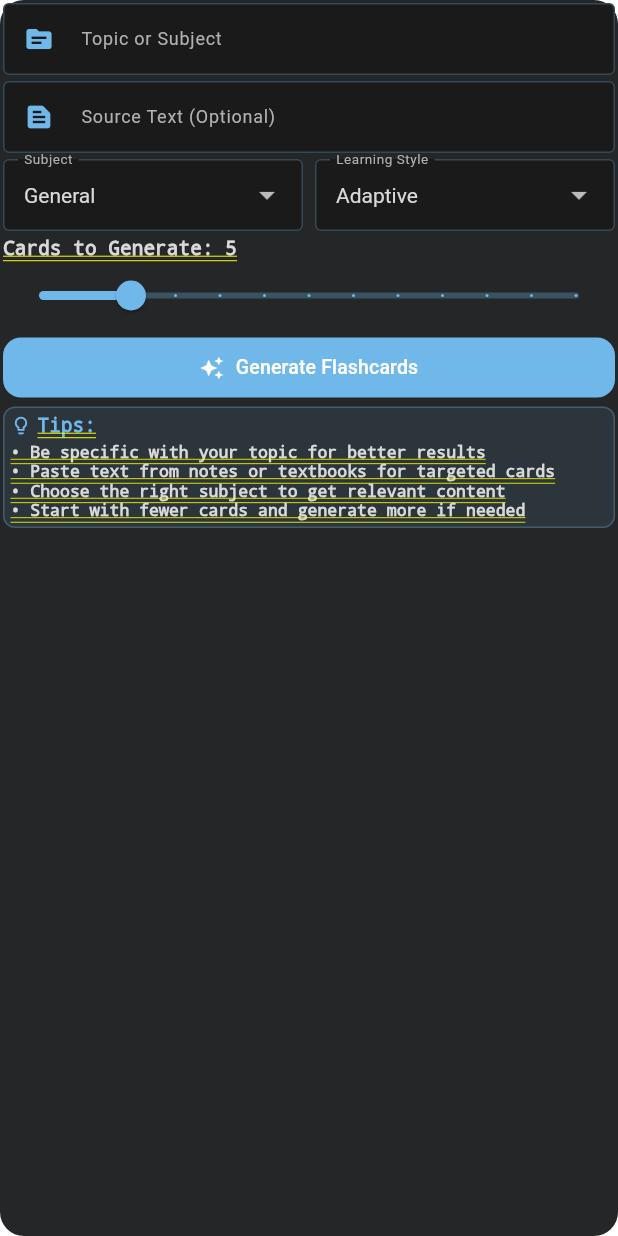
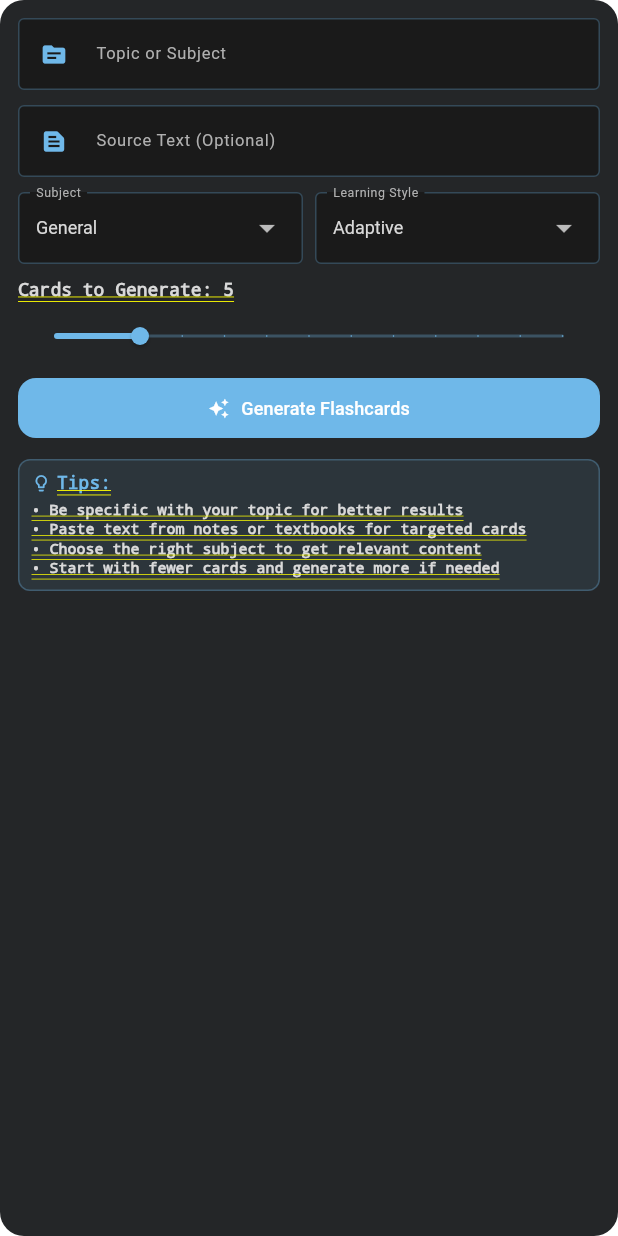
Before and after one commit to Cos229-239/2025_09_Team2, a Flutter app: the AIFlashcardGenerator screen opened directly, on a phone screen of 412 x 824 dp. Run offline on Flutter 3.47's test engine with Material 3 defaults, Android fonts, the phone set to English and light mode, and no system bars; our stand-ins replace cached_network_image, cloud_firestore, emoji_picker_flutter, file_picker, firebase_analytics, firebase_auth and 12 more; missing offline and left inert: flutter_quill, flutter_webrtc; accounts and stored records are empty.

Commit message:
Overloaded pixels fixed in AI flashcard generator

```diff
--- a/lib/screens/learning_screen.dart
+++ b/lib/screens/learning_screen.dart
@@ -1806,7 +1806,7 @@ class _LearningScreenState extends State<LearningScreen>
               children: [
                 // Header
                 Container(
-                  padding: const EdgeInsets.all(8),
+                  padding: const EdgeInsets.symmetric(horizontal: 12, vertical: 8),
                   decoration: const BoxDecoration(
                     borderRadius: BorderRadius.only(
                       topLeft: Radius.circular(14),
@@ -1831,7 +1831,7 @@ class _LearningScreenState extends State<LearningScreen>
                           size: 24,
                         ),
                       ),
-                      const SizedBox(width: 16),
+                      const SizedBox(width: 12),
                       const Expanded(
                         child: Column(
                           crossAxisAlignment: CrossAxisAlignment.start,
@@ -1840,7 +1840,7 @@ class _LearningScreenState extends State<LearningScreen>
                               'AI Flashcard Generator',
                               style: TextStyle(
                                 color: Color(0xFFD9D9D9),
-                                fontSize: 18,
+                                fontSize: 16,
                                 fontWeight: FontWeight.bold,
                               ),
                             ),
@@ -1848,7 +1848,7 @@ class _LearningScreenState extends State<LearningScreen>
                               'Create flashcards using AI',
                               style: TextStyle(
                                 color: Color(0xFFD9D9D9),
-                                fontSize: 13,
+                                fontSize: 12,
                               ),
                             ),
                           ],
@@ -1868,7 +1868,7 @@ class _LearningScreenState extends State<LearningScreen>
                 // Content area with AI Flashcard Generator
                 Flexible(
                   child: Container(
-                    padding: const EdgeInsets.fromLTRB(6, 0, 6, 6),
+                    padding: const EdgeInsets.fromLTRB(8, 0, 8, 8),
                     child: const SingleChildScrollView(
                       child: AIFlashcardGenerator(),
                     ),
--- a/lib/widgets/ai/ai_flashcard_generator.dart
+++ b/lib/widgets/ai/ai_flashcard_generator.dart
@@ -406,7 +406,7 @@ class _AIFlashcardGeneratorState extends State<AIFlashcardGenerator>
           ),
           child: SingleChildScrollView(
             child: Padding(
-              padding: const EdgeInsets.all(2.0),
+              padding: const EdgeInsets.all(12.0),
               child: Column(
                 mainAxisSize: MainAxisSize.min,
                 crossAxisAlignment: CrossAxisAlignment.start,
@@ -416,18 +416,18 @@ class _AIFlashcardGeneratorState extends State<AIFlashcardGenerator>
                     controller: _topicController,
                     style: const TextStyle(
                         color: Color(0xFFD9D9D9),
-                        fontSize: 14), // Dashboard text color
+                        fontSize: 13), // Dashboard text color
                     decoration: InputDecoration(
                       labelText: 'Topic or Subject',
                       labelStyle: const TextStyle(
-                          color: Color(0xFFB0B0B0), fontSize: 12),
+                          color: Color(0xFFB0B0B0), fontSize: 11),
                       hintText: 'e.g., Photosynthesis, World War II...',
                       hintStyle: const TextStyle(
-                          color: Color(0xFF808080), fontSize: 12),
+                          color: Color(0xFF808080), fontSize: 11),
                       filled: true,
                       fillColor: const Color(0xFF1A1A1A),
                       contentPadding: const EdgeInsets.symmetric(
-                          horizontal: 10, vertical: 8),
+                          horizontal: 8, vertical: 6),
                       border: OutlineInputBorder(
                         borderSide: BorderSide(
                             color:
@@ -443,10 +443,10 @@ class _AIFlashcardGeneratorState extends State<AIFlashcardGenerator>
                             BorderSide(color: Color(0xFF6FB8E9), width: 2),
                       ),
                       prefixIcon: const Icon(Icons.topic,
-                          color: Color(0xFF6FB8E9), size: 20),
+                          color: Color(0xFF6FB8E9), size: 18),
                     ),
                   ),
-                  const SizedBox(height: 4),
+                  const SizedBox(height: 10),
 
                   // Text input for source material
                   TextField(
@@ -454,18 +454,18 @@ class _AIFlashcardGeneratorState extends State<AIFlashcardGenerator>
                     maxLines: 1,
                     style: const TextStyle(
                         color: Color(0xFFD9D9D9),
-                        fontSize: 14), // Dashboard text color
+                        fontSize: 13), // Dashboard text color
                     decoration: InputDecoration(
                       labelText: 'Source Text (Optional)',
                       labelStyle: const TextStyle(
-                          color: Color(0xFFB0B0B0), fontSize: 12),
+                          color: Color(0xFFB0B0B0), fontSize: 11),
                       hintText: 'Paste notes or material...',
                       hintStyle: const TextStyle(
-                          color: Color(0xFF808080), fontSize: 12),
+                          color: Color(0xFF808080), fontSize: 11),
                       filled: true,
                       fillColor: const Color(0xFF1A1A1A),
                       contentPadding: const EdgeInsets.symmetric(
-                          horizontal: 10, vertical: 8),
+                          horizontal: 8, vertical: 6),
                       border: OutlineInputBorder(
                         borderSide: BorderSide(
                             color:
@@ -481,10 +481,10 @@ class _AIFlashcardGeneratorState extends State<AIFlashcardGenerator>
                             BorderSide(color: Color(0xFF6FB8E9), width: 2),
                       ),
                       prefixIcon: const Icon(Icons.text_snippet,
-                          color: Color(0xFF6FB8E9), size: 20),
+                          color: Color(0xFF6FB8E9), size: 18),
                     ),
                   ),
-                  const SizedBox(height: 4),
+                  const SizedBox(height: 10),
 
                   // Options row
                   Row(
@@ -496,17 +496,17 @@ class _AIFlashcardGeneratorState extends State<AIFlashcardGenerator>
                           initialValue: _selectedSubject,
                           style: const TextStyle(
                               color: Color(0xFFD9D9D9),
-                              fontSize: 14), // Dashboard text color
+                              fontSize: 13), // Dashboard text color
                           dropdownColor: const Color(
                               0xFF242628), // Dashboard container color
                           decoration: InputDecoration(
                             labelText: 'Subject',
                             labelStyle: const TextStyle(
-                                color: Color(0xFFB0B0B0), fontSize: 12),
+                                color: Color(0xFFB0B0B0), fontSize: 11),
                             filled: true,
                             fillColor: const Color(0xFF1A1A1A),
                             contentPadding: const EdgeInsets.symmetric(
-                                horizontal: 10, vertical: 8),
+                                horizontal: 8, vertical: 6),
                             border: OutlineInputBorder(
                               borderSide: BorderSide(
                                   color: const Color(0xFF6FB8E9)
@@ -527,7 +527,7 @@ class _AIFlashcardGeneratorState extends State<AIFlashcardGenerator>
                               value: subject,
                               child: Text(subject,
                                   style: const TextStyle(
-                                      color: Color(0xFFD9D9D9), fontSize: 14)),
+                                      color: Color(0xFFD9D9D9), fontSize: 12)),
                             );
                           }).toList(),
                           onChanged: (value) {
@@ -548,17 +548,17 @@ class _AIFlashcardGeneratorState extends State<AIFlashcardGenerator>
                           initialValue: _selectedLearningStyle,
                           style: const TextStyle(
                               color: Color(0xFFD9D9D9),
-                              fontSize: 14), // Dashboard text color
+                              fontSize: 13), // Dashboard text color
                           dropdownColor: const Color(
                               0xFF242628), // Dashboard container color
                           decoration: InputDecoration(
                             labelText: 'Learning Style',
                             labelStyle: const TextStyle(
-                                color: Color(0xFFB0B0B0), fontSize: 12),
+                                color: Color(0xFFB0B0B0), fontSize: 11),
                             filled: true,
                             fillColor: const Color(0xFF1A1A1A),
                             contentPadding: const EdgeInsets.symmetric(
-                                horizontal: 10, vertical: 8),
+                                horizontal: 8, vertical: 6),
                             border: OutlineInputBorder(
                               borderSide: BorderSide(
                                   color: const Color(0xFF6FB8E9)
@@ -581,7 +581,7 @@ class _AIFlashcardGeneratorState extends State<AIFlashcardGenerator>
                                 style.substring(0, 1).toUpperCase() +
                                     style.substring(1),
                                 style: const TextStyle(
-                                    color: Color(0xFFD9D9D9), fontSize: 14),
+                                    color: Color(0xFFD9D9D9), fontSize: 12),
                               ),
                             );
                           }).toList(),
@@ -596,7 +596,7 @@ class _AIFlashcardGeneratorState extends State<AIFlashcardGenerator>
                       ),
                     ],
                   ),
-                  const SizedBox(height: 4),
+                  const SizedBox(height: 10),
 
                   // Card count slider
                   Column(
@@ -606,10 +606,17 @@ class _AIFlashcardGeneratorState extends State<AIFlashcardGenerator>
                         'Cards to Generate: $_cardCount',
                         style: const TextStyle(
                           color: Color(0xFFD9D9D9),
-                          fontSize: 13,
+                          fontSize: 12,
                         ),
                       ),
-                      Slider(
+                      SliderTheme(
+                        data: SliderThemeData(
+                          trackHeight: 2,
+                          thumbShape: const RoundSliderThumbShape(
+                            enabledThumbRadius: 6,
+                          ),
+                        ),
+                        child: Slider(
                           value: _cardCount.toDouble(),
                           min: 3,
                           max: 15,
@@ -624,14 +631,15 @@ class _AIFlashcardGeneratorState extends State<AIFlashcardGenerator>
                             });
                           },
                         ),
+                      ),
                     ],
                   ),
 
                   // Error message
                   if (_generationError != null)
                     Container(
-                      padding: const EdgeInsets.all(4),
-                      margin: const EdgeInsets.only(bottom: 4),
+                      padding: const EdgeInsets.all(6),
+                      margin: const EdgeInsets.only(bottom: 8),
                       decoration: BoxDecoration(
                         color: const Color(0xFFEF5350)
                             .withValues(alpha: 0.1), // Red with transparency
@@ -643,13 +651,13 @@ class _AIFlashcardGeneratorState extends State<AIFlashcardGenerator>
                       child: Row(
                         children: [
                           const Icon(Icons.error_outline,
-                              color: Color(0xFFEF5350), size: 18),
-                          const SizedBox(width: 8),
+                              color: Color(0xFFEF5350), size: 16),
+                          const SizedBox(width: 6),
                           Expanded(
                             child: Text(
                               _generationError!,
                               style: const TextStyle(
-                                  color: Color(0xFFEF5350), fontSize: 13),
+                                  color: Color(0xFFEF5350), fontSize: 11),
                             ),
                           ),
                         ],
@@ -663,32 +671,32 @@ class _AIFlashcardGeneratorState extends State<AIFlashcardGenerator>
                       onPressed: isLoading ? null : _generateFlashcards,
                       icon: isLoading
                           ? const SizedBox(
-                              width: 16,
-                              height: 16,
+                              width: 14,
+                              height: 14,
                               child: CircularProgressIndicator(
                                 strokeWidth: 2,
                                 valueColor:
                                     AlwaysStoppedAnimation<Color>(Colors.white),
                               ),
                             )
-                          : const Icon(Icons.auto_awesome, size: 16),
+                          : const Icon(Icons.auto_awesome, size: 14),
                       label: Text(
                         isLoading ? 'Generating...' : 'Generate Flashcards',
-                        style: const TextStyle(fontSize: 13),
+                        style: const TextStyle(fontSize: 12),
                       ),
                       style: ElevatedButton.styleFrom(
                         backgroundColor:
                             const Color(0xFF6FB8E9), // Dashboard accent color
                         foregroundColor: Colors.white,
-                        padding: const EdgeInsets.symmetric(vertical: 6),
+                        padding: const EdgeInsets.symmetric(vertical: 8),
                       ),
                     ),
                   ),
 
                   // Tips
-                  const SizedBox(height: 2),
+                  const SizedBox(height: 10),
                   Container(
-                    padding: const EdgeInsets.all(4),
+                    padding: const EdgeInsets.all(8),
                     decoration: BoxDecoration(
                       color: const Color(0xFF6FB8E9).withValues(
                           alpha: 0.1), // Dashboard accent with transparency
@@ -705,7 +713,7 @@ class _AIFlashcardGeneratorState extends State<AIFlashcardGenerator>
                           children: [
                             const Icon(
                               Icons.lightbulb_outline,
-                              size: 14,
+                              size: 13,
                               color:
                                   Color(0xFF6FB8E9), // Dashboard accent color
                             ),
@@ -714,7 +722,7 @@ class _AIFlashcardGeneratorState extends State<AIFlashcardGenerator>
                               'Tips:',
                               style: const TextStyle(
                                 fontWeight: FontWeight.bold,
-                                fontSize: 13,
+                                fontSize: 12,
                                 color:
                                     Color(0xFF6FB8E9), // Dashboard accent color
                               ),
@@ -728,8 +736,9 @@ class _AIFlashcardGeneratorState extends State<AIFlashcardGenerator>
                           '• Choose the right subject to get relevant content\n'
                           '• Start with fewer cards and generate more if needed',
                           style: TextStyle(
-                            fontSize: 11,
+                            fontSize: 10,
                             color: Color(0xFFD9D9D9), // Dashboard text color
+                            height: 1.3,
                           ),
                         ),
                       ],
```
Lines whose indentation alone changed are shown as unchanged.
